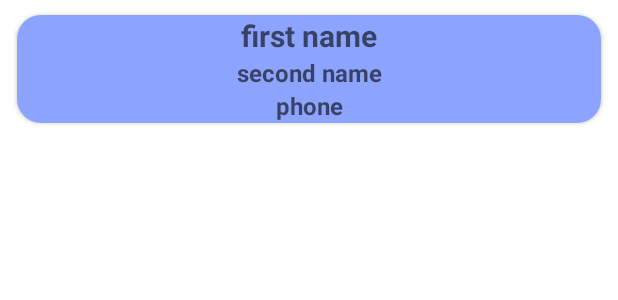
After one commit to kakamakak/Mob3s2022.02.03, an Android app: the layout contact_info_age_2.xml on its own in the app's theme, with its tools: preview values and no code run, on a phone screen of 412 x 824 dp. The commit adds this screen. Shown: the top 300 px of the screen. Run offline under Robolectric (Android 15) with nearby library versions, the phone set to English and light mode, and no system bars.

Commit message:
new structure . it's work demo lesson 3 end

```diff
--- /dev/null
+++ b/app/src/main/res/layout/contact_info_age_2.xml
@@ -0,0 +1,59 @@
+<?xml version="1.0" encoding="utf-8"?>
+<androidx.cardview.widget.CardView xmlns:android="http://schemas.android.com/apk/res/android"
+    xmlns:app="http://schemas.android.com/apk/res-auto"
+    xmlns:tools="http://schemas.android.com/tools"
+    android:layout_width="match_parent"
+    android:layout_height="wrap_content"
+    android:layout_marginStart="4dp"
+    android:layout_marginTop="2dp"
+    android:layout_marginEnd="4dp"
+    android:layout_marginBottom="2dp"
+    android:padding="4dp"
+    app:cardCornerRadius="16dp"
+    app:cardElevation="2dp"
+    app:cardUseCompatPadding="true">
+
+    <LinearLayout
+        android:layout_width="match_parent"
+        android:layout_height="72dp"
+        android:background="#AA5577FF"
+        android:orientation="vertical">
+
+        <TextView
+            android:id="@+id/tv_fname"
+            android:layout_width="match_parent"
+            android:layout_height="wrap_content"
+            android:layout_weight="1"
+            android:hint="@string/first_name"
+            android:textAlignment="center"
+            android:textColor="@color/black"
+            android:textSize="20sp"
+            android:textStyle="bold"
+            tools:ignore="NestedWeights" />
+
+        <TextView
+            android:id="@+id/tv_sname"
+            android:layout_width="match_parent"
+            android:layout_height="wrap_content"
+            android:layout_weight="1"
+            android:textAlignment="center"
+            android:textColor="@color/black"
+            android:textSize="16sp"
+            android:textStyle="bold"
+            tools:hint="second name" />
+
+        <TextView
+            android:id="@+id/tv_phone"
+            android:layout_width="match_parent"
+            android:layout_height="wrap_content"
+            android:layout_weight="1"
+            android:textAlignment="center"
+            android:textColor="@color/black"
+            android:textSize="16sp"
+            android:textStyle="bold"
+            tools:hint="phone" />
+
+
+    </LinearLayout>
+
+</androidx.cardview.widget.CardView>
--- a/app/src/main/res/values/strings.xml
+++ b/app/src/main/res/values/strings.xml
@@ -1,3 +1,4 @@
 <resources>
     <string name="app_name">Mob3s2022.02.03</string>
+    <string name="first_name">first name</string>
 </resources>
```
Also changed, not shown: app/src/main/java/ru/shanin/mob3s20220203/presentation/main/Adapter.java (added, +8 -0 lines), app/src/main/java/ru/shanin/mob3s20220203/presentation/main/ContactViewHolder.java (added, +27 -0 lines), app/src/main/java/ru/shanin/mob3s20220203/presentation/main/MainActivity.java (+4 -4 lines), app/src/main/res/layout/contact_info_age_1.xml (added, +59 -0 lines), app/src/main/res/layout/contact_info_age_3.xml (added, +59 -0 lines), app/src/main/res/layout/contact_info_default.xml (added, +48 -0 lines), app/src/main/res/layout/main.xml (+10 -9 lines).
